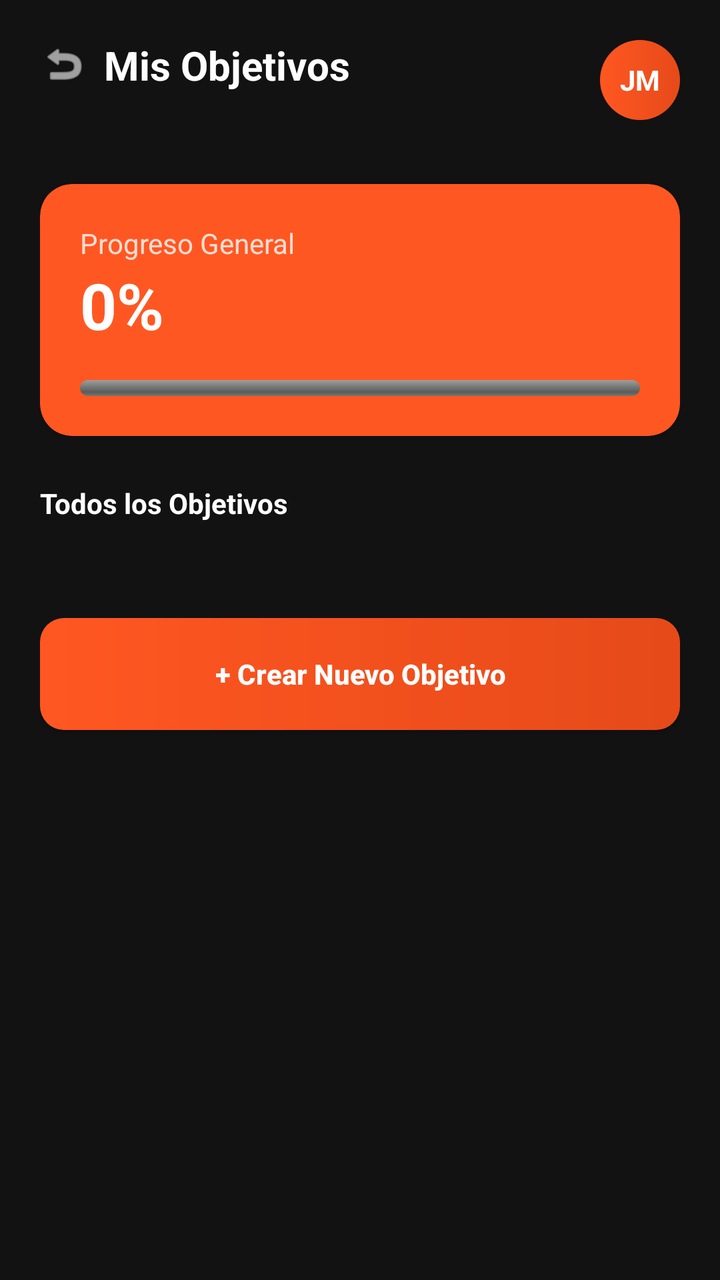
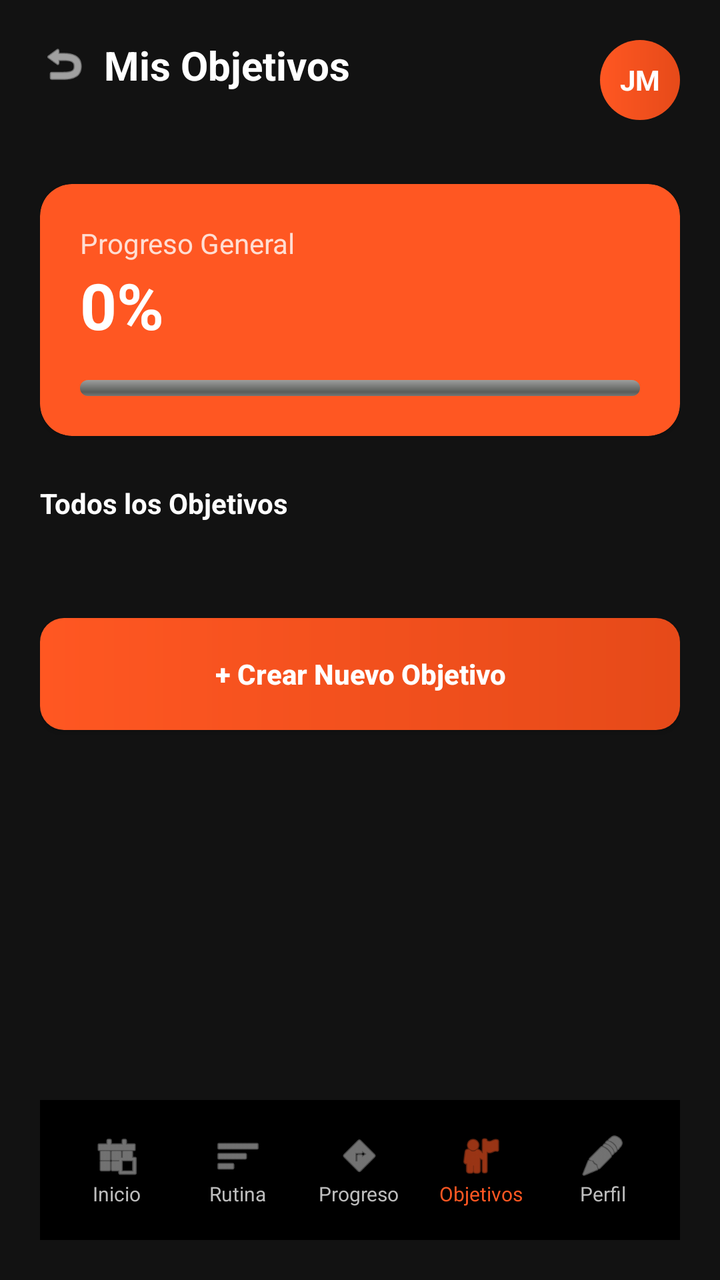

An Android layout rendered at two revisions. The XML below is the earlier revision; the diff shows what the commit changed to produce the second picture.
<!-- AndroidManifest.xml: application theme Theme.GymTrackMovil -->
<!-- res/layout/activity_goals.xml -->
<?xml version="1.0" encoding="utf-8"?>
<ScrollView xmlns:android="http://schemas.android.com/apk/res/android"
    xmlns:app="http://schemas.android.com/apk/res-auto"
    android:layout_width="match_parent"
    android:layout_height="match_parent"
    android:background="@color/dark_background"
    android:fillViewport="true">
    <androidx.constraintlayout.widget.ConstraintLayout
        android:layout_width="match_parent"
        android:layout_height="wrap_content"
        android:padding="20dp">
        <ImageView
            android:id="@+id/ivBack"
            android:layout_width="24dp"
            android:layout_height="24dp"
            android:src="@android:drawable/ic_menu_revert"
            android:tint="@color/white"
            app:layout_constraintStart_toStartOf="parent"
            app:layout_constraintTop_toTopOf="parent" />
        <TextView
            android:layout_width="wrap_content"
            android:layout_height="wrap_content"
            android:layout_marginStart="8dp"
            android:text="Mis Objetivos"
            android:textColor="@color/white"
            android:textSize="20sp"
            android:textStyle="bold"
            app:layout_constraintBottom_toBottomOf="@id/ivBack"
            app:layout_constraintStart_toEndOf="@id/ivBack"
            app:layout_constraintTop_toTopOf="@id/ivBack" />
        <TextView
            android:id="@+id/tvUserInitials"
            android:layout_width="40dp"
            android:layout_height="40dp"
            android:background="@drawable/step_circle_active"
            android:gravity="center"
            android:text="JM"
            android:textColor="@color/white"
            android:textStyle="bold"
            app:layout_constraintEnd_toEndOf="parent"
            app:layout_constraintTop_toTopOf="parent" />
        <androidx.cardview.widget.CardView
            android:id="@+id/cardGeneralProgress"
            android:layout_width="match_parent"
            android:layout_height="wrap_content"
            android:layout_marginTop="32dp"
            app:cardBackgroundColor="@color/orange_primary"
            app:cardCornerRadius="16dp"
            app:layout_constraintTop_toBottomOf="@id/tvUserInitials">
            <LinearLayout
                android:layout_width="match_parent"
                android:layout_height="wrap_content"
                android:orientation="vertical"
                android:padding="20dp">
                <TextView
                    android:layout_width="wrap_content"
                    android:layout_height="wrap_content"
                    android:text="Progreso General"
                    android:textColor="#CCFFFFFF"
                    android:textSize="14sp" />
                <TextView
                    android:id="@+id/tvGeneralProgressPercent"
                    android:layout_width="wrap_content"
                    android:layout_height="wrap_content"
                    android:text="0%"
                    android:textColor="@color/white"
                    android:textSize="32sp"
                    android:textStyle="bold" />
                <ProgressBar
                    android:id="@+id/pbGeneralProgress"
                    style="@android:style/Widget.ProgressBar.Horizontal"
                    android:layout_width="match_parent"
                    android:layout_height="8dp"
                    android:layout_marginTop="16dp"
                    android:progress="0"
                    android:progressTint="@color/white"
                    android:theme="@style/Theme.AppCompat" />
            </LinearLayout>
        </androidx.cardview.widget.CardView>
        <TextView
            android:id="@+id/tvListTitle"
            android:layout_width="wrap_content"
            android:layout_height="wrap_content"
            android:layout_marginTop="24dp"
            android:text="Todos los Objetivos"
            android:textColor="@color/white"
            android:textStyle="bold"
            app:layout_constraintStart_toStartOf="parent"
            app:layout_constraintTop_toBottomOf="@id/cardGeneralProgress" />

        <androidx.recyclerview.widget.RecyclerView
            android:id="@+id/rvGoals"
            android:layout_width="match_parent"
            android:layout_height="wrap_content"
            android:layout_marginTop="16dp"
            android:nestedScrollingEnabled="false"
            app:layout_constraintTop_toBottomOf="@id/tvListTitle" />

        <androidx.appcompat.widget.AppCompatButton
            android:id="@+id/btnCreateGoal"
            android:layout_width="match_parent"
            android:layout_height="56dp"
            android:layout_marginTop="32dp"
            android:background="@drawable/btn_gradient"
            android:text="+ Crear Nuevo Objetivo"
            android:textAllCaps="false"
            android:textColor="@color/white"
            android:textStyle="bold"
            app:layout_constraintTop_toBottomOf="@id/rvGoals"
            android:layout_marginBottom="100dp"/>

        
        <View
            android:layout_width="match_parent"
            android:layout_height="100dp"
            app:layout_constraintTop_toBottomOf="@id/btnCreateGoal"/>

    </androidx.constraintlayout.widget.ConstraintLayout>
</ScrollView>
<!-- resources referenced by this layout -->
<resources>
  <color name="dark_background">#121212</color>
  <color name="orange_primary">#FF5722</color>
  <color name="white">#FFFFFFFF</color>
  <!-- drawable btn_gradient (drawable) -->
  <?xml version="1.0" encoding="utf-8"?>
  <shape xmlns:android="http://schemas.android.com/apk/res/android"
      android:shape="rectangle">
      <gradient
          android:startColor="@color/orange_primary"
          android:endColor="@color/orange_dark"
          android:angle="0" />
      <corners android:radius="12dp" />
  </shape>
  <!-- drawable step_circle_active (drawable) -->
  <?xml version="1.0" encoding="utf-8"?>
  <shape xmlns:android="http://schemas.android.com/apk/res/android"
      android:shape="oval">
      <gradient
          android:startColor="@color/orange_primary"
          android:endColor="@color/orange_dark"
          android:angle="0" />
  </shape>
  <style name="Theme.GymTrackMovil" parent="Base.Theme.GymTrackMovil" />
  <color name="orange_dark">#E64A19</color>
  <style name="Base.Theme.GymTrackMovil" parent="Theme.Material3.DayNight.NoActionBar">
          <item name="colorPrimary">@color/orange_primary</item>
          <item name="colorSecondary">@color/white</item>
          <item name="android:windowBackground">@color/dark_background</item>
          <item name="android:textColorPrimary">@color/text_primary</item>
          <item name="android:textColorSecondary">@color/text_secondary</item>
          <item name="android:statusBarColor">@color/dark_background</item>
      </style>
  <color name="text_primary">#FFFFFF</color>
  <color name="text_secondary">#BDBDBD</color>
</resources>

<!-- the commit's change to res/layout/activity_goals.xml (unified diff, before → after) -->
@@ -110,10 +110,73 @@
             android:layout_marginBottom="100dp"/>
 
         
-        <View
+        <LinearLayout
+            android:id="@+id/llBottomNav"
             android:layout_width="match_parent"
-            android:layout_height="100dp"
-            app:layout_constraintTop_toBottomOf="@id/btnCreateGoal"/>
+            android:layout_height="70dp"
+            android:background="@color/black"
+            android:elevation="8dp"
+            android:orientation="horizontal"
+            android:padding="8dp"
+            app:layout_constraintBottom_toBottomOf="parent"
+            app:layout_constraintEnd_toEndOf="parent"
+            app:layout_constraintStart_toStartOf="parent">
+
+            <LinearLayout
+                android:id="@+id/navHome"
+                android:layout_width="0dp"
+                android:layout_height="match_parent"
+                android:layout_weight="1"
+                android:gravity="center"
+                android:orientation="vertical">
+                <ImageView android:layout_width="24dp" android:layout_height="24dp" android:src="@android:drawable/ic_menu_today" android:tint="@color/text_secondary"/>
+                <TextView android:layout_width="wrap_content" android:layout_height="wrap_content" android:text="Inicio" android:textColor="@color/text_secondary" android:textSize="10sp"/>
+            </LinearLayout>
+
+            <LinearLayout
+                android:id="@+id/navRoutine"
+                android:layout_width="0dp"
+                android:layout_height="match_parent"
+                android:layout_weight="1"
+                android:gravity="center"
+                android:orientation="vertical">
+                <ImageView android:layout_width="24dp" android:layout_height="24dp" android:src="@android:drawable/ic_menu_sort_by_size" android:tint="@color/text_secondary"/>
+                <TextView android:layout_width="wrap_content" android:layout_height="wrap_content" android:text="Rutina" android:textColor="@color/text_secondary" android:textSize="10sp"/>
+            </LinearLayout>
+
+            <LinearLayout
+                android:id="@+id/navProgress"
+                android:layout_width="0dp"
+                android:layout_height="match_parent"
+                android:layout_weight="1"
+                android:gravity="center"
+                android:orientation="vertical">
+                <ImageView android:layout_width="24dp" android:layout_height="24dp" android:src="@android:drawable/ic_menu_directions" android:tint="@color/text_secondary"/>
+                <TextView android:layout_width="wrap_content" android:layout_height="wrap_content" android:text="Progreso" android:textColor="@color/text_secondary" android:textSize="10sp"/>
+            </LinearLayout>
+
+            <LinearLayout
+                android:id="@+id/navGoals"
+                android:layout_width="0dp"
+                android:layout_height="match_parent"
+                android:layout_weight="1"
+                android:gravity="center"
+                android:orientation="vertical">
+                <ImageView android:layout_width="24dp" android:layout_height="24dp" android:src="@android:drawable/ic_menu_myplaces" android:tint="@color/orange_primary"/>
+                <TextView android:layout_width="wrap_content" android:layout_height="wrap_content" android:text="Objetivos" android:textColor="@color/orange_primary" android:textSize="10sp"/>
+            </LinearLayout>
+
+            <LinearLayout
+                android:id="@+id/navProfile"
+                android:layout_width="0dp"
+                android:layout_height="match_parent"
+                android:layout_weight="1"
+                android:gravity="center"
+                android:orientation="vertical">
+                <ImageView android:layout_width="24dp" android:layout_height="24dp" android:src="@android:drawable/ic_menu_edit" android:tint="@color/text_secondary"/>
+                <TextView android:layout_width="wrap_content" android:layout_height="wrap_content" android:text="Perfil" android:textColor="@color/text_secondary" android:textSize="10sp"/>
+            </LinearLayout>
+        </LinearLayout>
 
     </androidx.constraintlayout.widget.ConstraintLayout>
 </ScrollView>
<!-- resource entries referenced after the edit -->
@@ -1,5 +1,6 @@
 <!-- resources referenced by this layout -->
 <resources>
+  <color name="black">#FF000000</color>
   <color name="dark_background">#121212</color>
   <color name="orange_primary">#FF5722</color>
   <color name="white">#FFFFFFFF</color>
